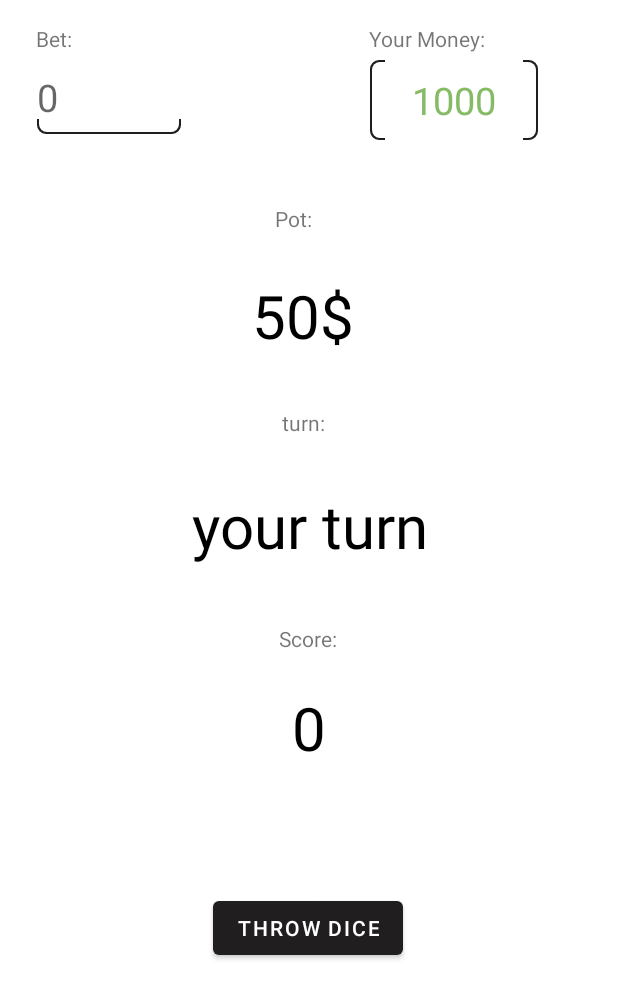
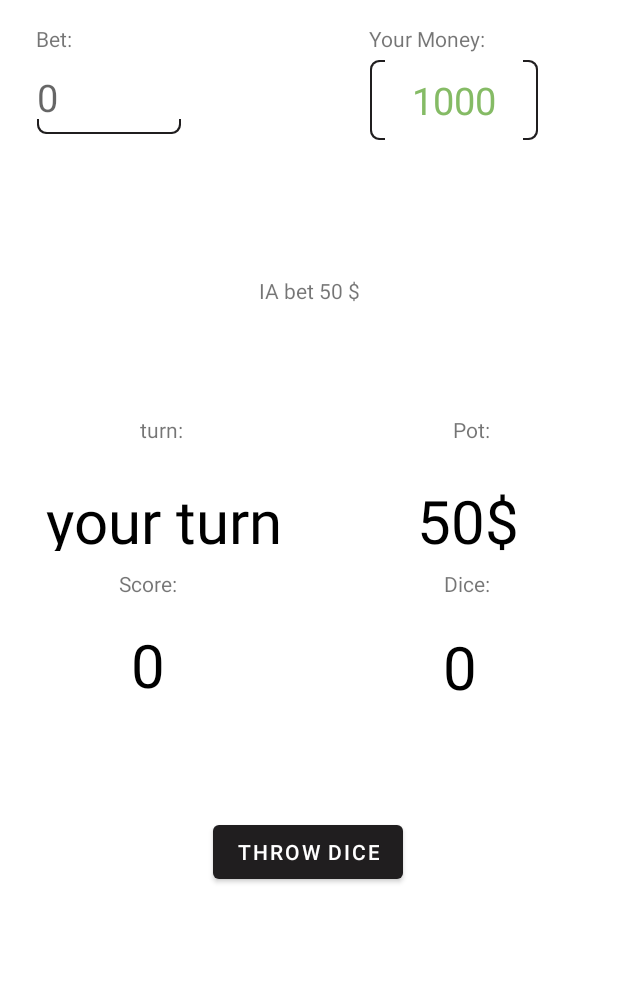
Before and after one commit to Lucadesantos/UnRandomCasino, an Android app: the ThirtySix screen opened directly, with no data from a screen before it, on a phone screen of 412 x 824 dp. Shown: the top 999 px of the screen. Run offline under Robolectric (Android 15) with nearby library versions, the light colour scheme and no system bars.

Commit message:
Implementation ThirtySix: bug when the game is finished!!

```diff
--- a/app/src/main/res/layout/activity_thirty_six.xml
+++ b/app/src/main/res/layout/activity_thirty_six.xml
@@ -48,10 +48,10 @@
         android:layout_width="112dp"
         android:layout_height="53dp"
         android:layout_marginTop="40dp"
+        android:background="@drawable/moneystyle"
         android:gravity="center"
+        android:text="0"
         android:textColor="@color/money_green"
-        android:background="@drawable/moneystyle"
-        android:text="0"
         android:textSize="25dp"
         app:layout_constraintEnd_toEndOf="parent"
         app:layout_constraintHorizontal_bias="0.822"
@@ -62,23 +62,23 @@
         android:id="@+id/_pot"
         android:layout_width="wrap_content"
         android:layout_height="wrap_content"
-        android:layout_marginTop="136dp"
+        android:layout_marginTop="73dp"
         android:text="Pot:"
         app:layout_constraintEnd_toEndOf="parent"
-        app:layout_constraintHorizontal_bias="0.474"
+        app:layout_constraintHorizontal_bias="0.779"
         app:layout_constraintStart_toStartOf="parent"
-        app:layout_constraintTop_toTopOf="parent" />
+        app:layout_constraintTop_toBottomOf="@+id/information" />
 
     <TextView
         android:id="@+id/text_pot"
-        android:layout_width="245dp"
-        android:layout_height="75dp"
-        android:layout_marginTop="17dp"
+        android:layout_width="168dp"
+        android:layout_height="47dp"
+        android:layout_marginTop="24dp"
         android:gravity="center"
         android:textColor="@color/black"
         android:textSize="40dp"
         app:layout_constraintEnd_toEndOf="parent"
-        app:layout_constraintHorizontal_bias="0.475"
+        app:layout_constraintHorizontal_bias="0.934"
         app:layout_constraintStart_toStartOf="parent"
         app:layout_constraintTop_toBottomOf="@+id/_pot" />
 
@@ -86,23 +86,25 @@
         android:id="@+id/_turn"
         android:layout_width="wrap_content"
         android:layout_height="wrap_content"
-        android:layout_marginTop="24dp"
+        android:layout_marginTop="73dp"
         android:layout_marginEnd="8dp"
         android:layout_marginRight="8dp"
         android:text="turn:"
         app:layout_constraintEnd_toEndOf="parent"
+        app:layout_constraintHorizontal_bias="0.248"
         app:layout_constraintStart_toStartOf="parent"
-        app:layout_constraintTop_toBottomOf="@+id/text_pot" />
+        app:layout_constraintTop_toBottomOf="@+id/information" />
 
     <TextView
         android:id="@+id/text_turn"
-        android:layout_width="245dp"
-        android:layout_height="75dp"
-        android:layout_marginTop="21dp"
+        android:layout_width="168dp"
+        android:layout_height="47dp"
+        android:layout_marginTop="24dp"
         android:gravity="center"
         android:textColor="@color/black"
         android:textSize="40dp"
         app:layout_constraintEnd_toEndOf="parent"
+        app:layout_constraintHorizontal_bias="0.102"
         app:layout_constraintStart_toStartOf="parent"
         app:layout_constraintTop_toBottomOf="@+id/_turn" />
 
@@ -110,24 +112,49 @@
         android:id="@+id/_score"
         android:layout_width="wrap_content"
         android:layout_height="wrap_content"
-        android:layout_marginTop="28dp"
+        android:layout_marginTop="12dp"
         android:text="Score:"
         app:layout_constraintEnd_toEndOf="parent"
-        app:layout_constraintHorizontal_bias="0.498"
+        app:layout_constraintHorizontal_bias="0.212"
         app:layout_constraintStart_toStartOf="parent"
         app:layout_constraintTop_toBottomOf="@+id/text_turn" />
 
     <TextView
         android:id="@+id/text_score"
-        android:layout_width="245dp"
-        android:layout_height="75dp"
-        android:layout_marginTop="12dp"
+        android:layout_width="101dp"
+        android:layout_height="57dp"
+        android:layout_marginStart="48dp"
+        android:layout_marginLeft="48dp"
+        android:layout_marginTop="16dp"
         android:gravity="center"
         android:textColor="@color/black"
         android:textSize="40dp"
-        app:layout_constraintEnd_toEndOf="parent"
         app:layout_constraintStart_toStartOf="parent"
         app:layout_constraintTop_toBottomOf="@+id/_score" />
+
+    <TextView
+        android:id="@+id/_dice"
+        android:layout_width="wrap_content"
+        android:layout_height="wrap_content"
+        android:layout_marginTop="12dp"
+        android:text="Dice:"
+        app:layout_constraintEnd_toEndOf="parent"
+        app:layout_constraintHorizontal_bias="0.776"
+        app:layout_constraintStart_toStartOf="parent"
+        app:layout_constraintTop_toBottomOf="@+id/text_pot" />
+
+    <TextView
+        android:id="@+id/text_dice"
+        android:layout_width="101dp"
+        android:layout_height="57dp"
+        android:layout_marginStart="256dp"
+        android:layout_marginLeft="256dp"
+        android:layout_marginTop="17dp"
+        android:gravity="center"
+        android:textColor="@color/black"
+        android:textSize="40dp"
+        app:layout_constraintStart_toStartOf="parent"
+        app:layout_constraintTop_toBottomOf="@+id/_dice" />
 
     <Button
         android:id="@+id/throw_dice"
@@ -139,4 +166,16 @@
         app:layout_constraintHorizontal_bias="0.498"
         app:layout_constraintStart_toStartOf="parent"
         app:layout_constraintTop_toBottomOf="@+id/text_score" />
+
+    <TextView
+        android:id="@+id/information"
+        android:layout_width="0dp"
+        android:layout_height="wrap_content"
+        android:layout_marginTop="184dp"
+        android:text="TextView"
+        android:gravity="center"
+        app:layout_constraintEnd_toEndOf="parent"
+        app:layout_constraintHorizontal_bias="0.0"
+        app:layout_constraintStart_toStartOf="parent"
+        app:layout_constraintTop_toTopOf="parent" />
 </androidx.constraintlayout.widget.ConstraintLayout>
```
Also changed, not shown: app/src/main/java/com/example/unrandomcasino/ThirtySix.java (+42 -27 lines).
